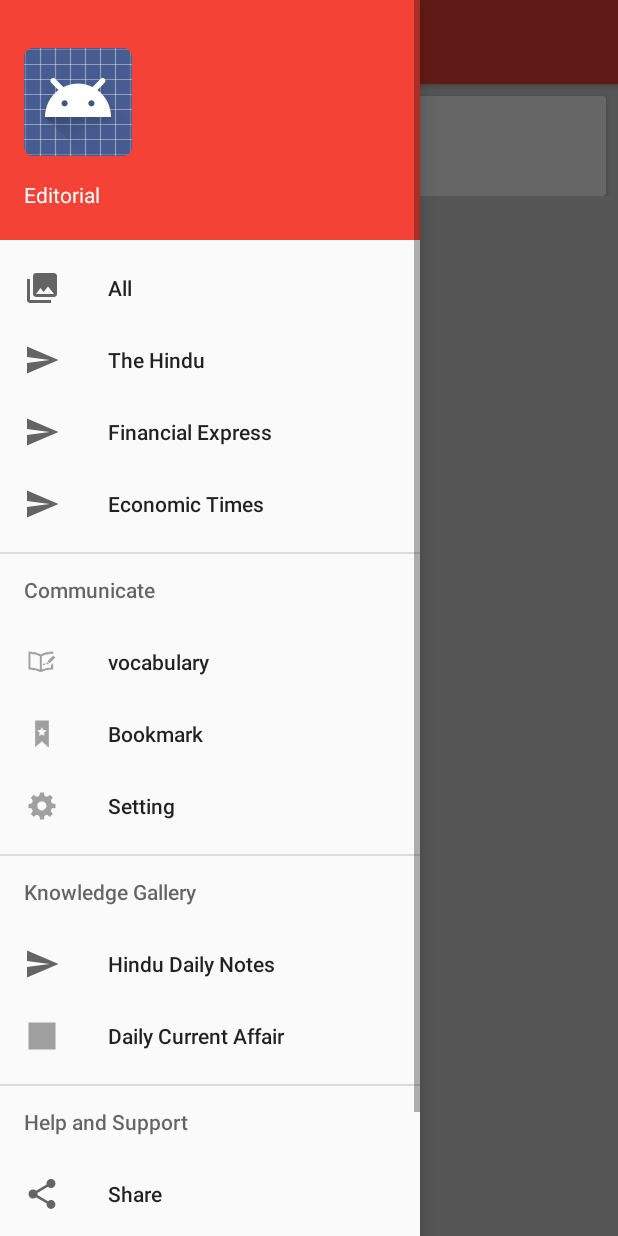
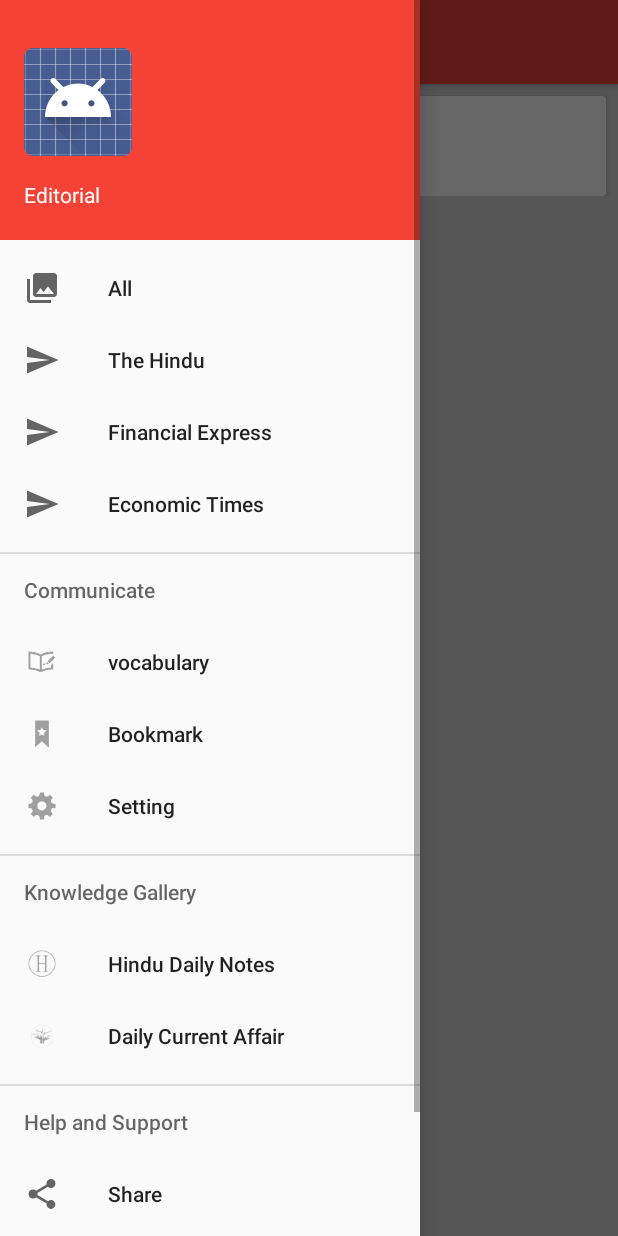
Before and after one commit to iamrahulyadav/Editorial, an Android app: the screen it shows after launch (EditorialListWithNavActivity), with the side drawer open, on a phone screen of 412 x 824 dp. Run offline under Robolectric (Android 15) with nearby library versions, the phone set to English and light mode, and no system bars; our stand-ins replace AdMob, Firebase (no records; nobody signed in at launch, a user with empty details on screens opened directly); 11 statements that could not run were skipped.

Commit message:
final changes to apk

```diff
--- a/app/src/main/res/menu/activity_editorial_list_with_nav_drawer.xml
+++ b/app/src/main/res/menu/activity_editorial_list_with_nav_drawer.xml
@@ -53,12 +53,12 @@ android:titleCondensed="true"
 
             <item
                 android:id="@+id/nav_hindu_daily_note"
-                android:icon="@drawable/ic_menu_send"
+                android:icon="@drawable/ic_action_hindu_notes"
                 android:title="Hindu Daily Notes" />
 
             <item
                 android:id="@+id/nav_current_affair"
-                android:icon="@drawable/ic_action_current_affair"
+                android:icon="@drawable/ic_action_currentaffair"
                 android:title="Daily Current Affair" />
 
         </menu>
--- a/app/src/main/res/values/strings.xml
+++ b/app/src/main/res/values/strings.xml
@@ -1,5 +1,8 @@
 <resources>
+    <!--
     <string name="app_name">Editorial</string>
+-->
+    <string name="app_name">EduTorial</string>
 
 
     <string name="banner_ad_unit_id">ca-app-pub-8455191357100024/2064940399/</string>
```
Also changed, not shown: app/src/main/res/drawable-hdpi/ic_action_currentaffair.png (added), app/src/main/res/drawable-hdpi/ic_action_hindu_notes.png (added), app/src/main/res/drawable-mdpi/ic_action_currentaffair.png (added), app/src/main/res/drawable-mdpi/ic_action_hindu_notes.png (added), app/src/main/res/drawable-xhdpi/ic_action_currentaffair.png (added), app/src/main/res/drawable-xhdpi/ic_action_hindu_notes.png (added), app/src/main/res/drawable-xxhdpi/ic_action_currentaffair.png (added), app/src/main/res/drawable-xxhdpi/ic_action_hindu_notes.png (added).
